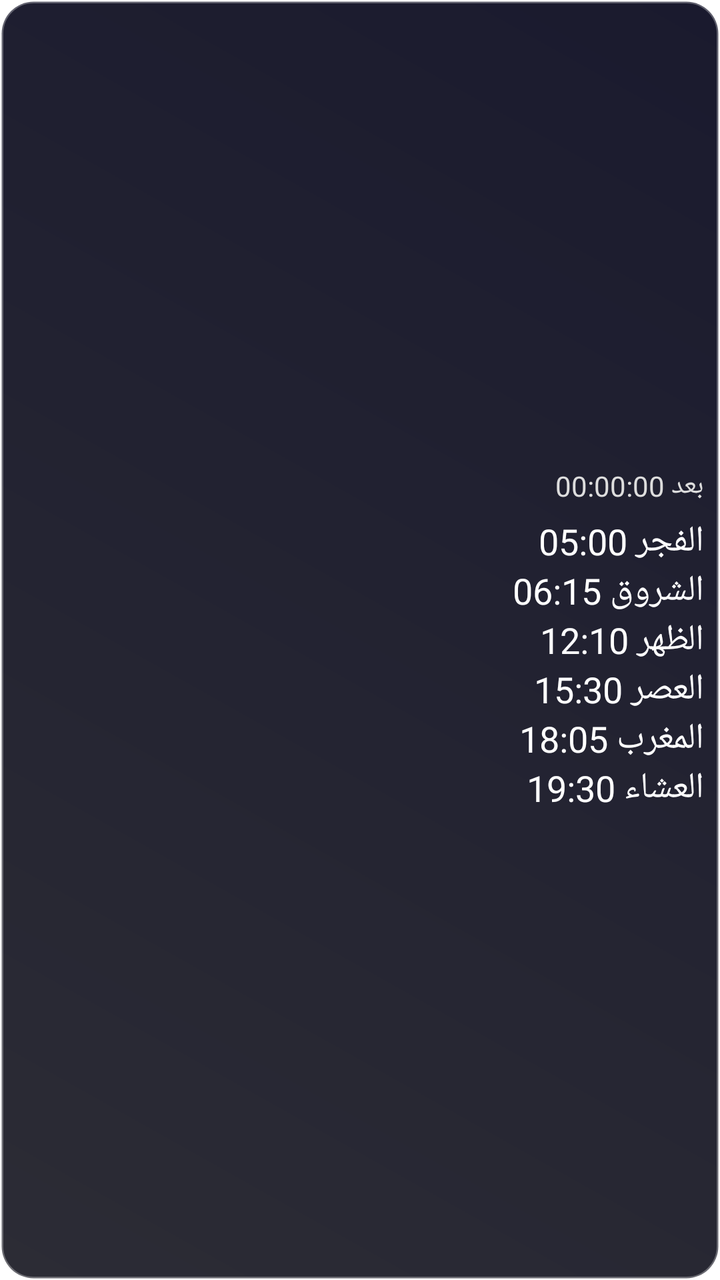
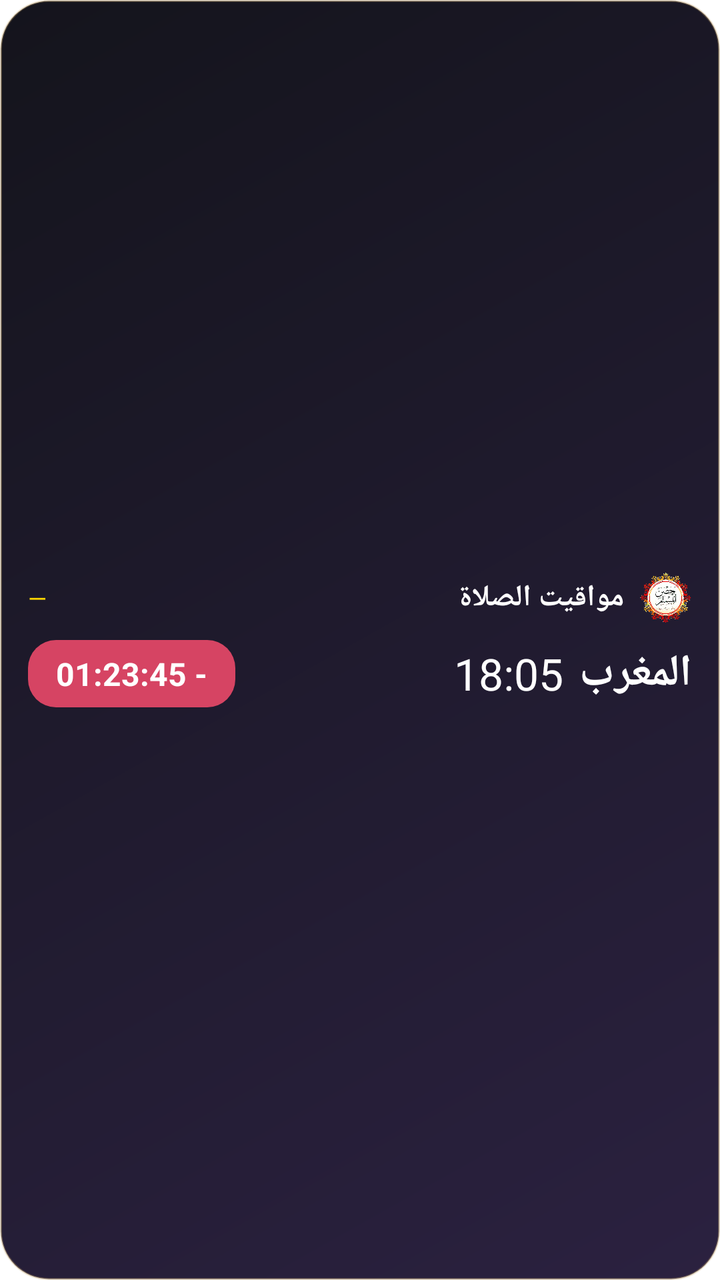

Compare the two renders of this Android layout. The source of the first and the diff that turns it into the second are given below.
<!-- AndroidManifest.xml: fallback theme Theme.MaterialComponents.DayNight.NoActionBar -->
<!-- res/layout/prayer_widget.xml -->
<?xml version="1.0" encoding="utf-8"?>
<RelativeLayout xmlns:android="http://schemas.android.com/apk/res/android"
    android:layout_width="match_parent"
    android:layout_height="match_parent"
    android:padding="8dp"
    android:background="@drawable/widget_background">

    <LinearLayout
        android:layout_width="match_parent"
        android:layout_height="match_parent"
        android:orientation="vertical"
        android:gravity="center_vertical"
        android:layoutDirection="rtl">

        <TextView
            android:id="@+id/next_prayer_countdown"
            android:layout_width="wrap_content"
            android:layout_height="wrap_content"
            android:text="بعد 00:00:00"
            android:textSize="14sp"
            android:textColor="#DDDDDD"
            android:layout_marginBottom="6dp" />

        <LinearLayout
            android:layout_width="match_parent"
            android:layout_height="wrap_content"
            android:orientation="vertical">

            <TextView
                android:id="@+id/fajr_time"
                android:layout_width="wrap_content"
                android:layout_height="wrap_content"
                android:text="الفجر 05:00"
                android:textSize="18sp"
                android:textColor="#FFFFFF" />

            <TextView
                android:id="@+id/sunrise_time"
                android:layout_width="wrap_content"
                android:layout_height="wrap_content"
                android:text="الشروق 06:15"
                android:textSize="18sp"
                android:textColor="#FFFFFF" />

            <TextView
                android:id="@+id/dhuhr_time"
                android:layout_width="wrap_content"
                android:layout_height="wrap_content"
                android:text="الظهر 12:10"
                android:textSize="18sp"
                android:textColor="#FFFFFF" />

            <TextView
                android:id="@+id/asr_time"
                android:layout_width="wrap_content"
                android:layout_height="wrap_content"
                android:text="العصر 15:30"
                android:textSize="18sp"
                android:textColor="#FFFFFF" />

            <TextView
                android:id="@+id/maghrib_time"
                android:layout_width="wrap_content"
                android:layout_height="wrap_content"
                android:text="المغرب 18:05"
                android:textSize="18sp"
                android:textColor="#FFFFFF" />

            <TextView
                android:id="@+id/isha_time"
                android:layout_width="wrap_content"
                android:layout_height="wrap_content"
                android:text="العشاء 19:30"
                android:textSize="18sp"
                android:textColor="#FFFFFF" />
        </LinearLayout>
    </LinearLayout>
</RelativeLayout>
<!-- resources referenced by this layout -->
<resources>
  <!-- drawable widget_background (drawable) -->
  <?xml version="1.0" encoding="utf-8"?>
  <shape xmlns:android="http://schemas.android.com/apk/res/android">
      <gradient
          android:startColor="#2C2C35"
          android:endColor="#1A1A2E"
          android:angle="45" />
      <corners android:radius="16dp" />
      <stroke android:width="1.5dp" android:color="#4DFFFFFF" />
  </shape>
</resources>

<!-- the commit's change to res/layout/prayer_widget.xml (unified diff, before → after) -->
@@ -1,78 +1,96 @@
 <?xml version="1.0" encoding="utf-8"?>
-<RelativeLayout xmlns:android="http://schemas.android.com/apk/res/android"
+<LinearLayout xmlns:android="http://schemas.android.com/apk/res/android"
+    android:id="@+id/widget_small_root"
     android:layout_width="match_parent"
     android:layout_height="match_parent"
-    android:padding="8dp"
+    android:orientation="vertical"
+    android:gravity="center_vertical"
+    android:layoutDirection="rtl"
+    android:padding="14dp"
     android:background="@drawable/widget_background">
 
     <LinearLayout
         android:layout_width="match_parent"
-        android:layout_height="match_parent"
-        android:orientation="vertical"
-        android:gravity="center_vertical"
-        android:layoutDirection="rtl">
+        android:layout_height="wrap_content"
+        android:orientation="horizontal"
+        android:gravity="center_vertical">
+
+        <ImageView
+            android:layout_width="26dp"
+            android:layout_height="26dp"
+            android:src="@mipmap/ic_launcher"
+            android:contentDescription="@string/widget_small_desc" />
 
         <TextView
-            android:id="@+id/next_prayer_countdown"
+            android:id="@+id/widget_small_title"
             android:layout_width="wrap_content"
             android:layout_height="wrap_content"
-            android:text="بعد 00:00:00"
-            android:textSize="14sp"
-            android:textColor="#DDDDDD"
-            android:layout_marginBottom="6dp" />
+            android:layout_marginStart="8dp"
+            android:text="مواقيت الصلاة"
+            android:textSize="15sp"
+            android:textStyle="bold"
+            android:textColor="#FFFFFF" />
 
+        
         <LinearLayout
-            android:layout_width="match_parent"
+            android:layout_width="0dp"
+            android:layout_height="match_parent"
+            android:layout_weight="1"
+            android:orientation="horizontal" />
+
+        <TextView
+            android:id="@+id/widget_small_hijri"
+            android:layout_width="wrap_content"
             android:layout_height="wrap_content"
-            android:orientation="vertical">
+            android:text="—"
+            android:textSize="12sp"
+            android:textColor="#FFD700" />
+    </LinearLayout>
 
-            <TextView
-                android:id="@+id/fajr_time"
-                android:layout_width="wrap_content"
-                android:layout_height="wrap_content"
-                android:text="الفجر 05:00"
-                android:textSize="18sp"
-                android:textColor="#FFFFFF" />
+    <LinearLayout
+        android:layout_width="match_parent"
+        android:layout_height="wrap_content"
+        android:layout_marginTop="8dp"
+        android:orientation="horizontal"
+        android:gravity="center_vertical">
 
-            <TextView
-                android:id="@+id/sunrise_time"
-                android:layout_width="wrap_content"
-                android:layout_height="wrap_content"
-                android:text="الشروق 06:15"
-                android:textSize="18sp"
-                android:textColor="#FFFFFF" />
+        <TextView
+            android:id="@+id/widget_small_next_name"
+            android:layout_width="wrap_content"
+            android:layout_height="wrap_content"
+            android:text="المغرب"
+            android:textSize="22sp"
+            android:textStyle="bold"
+            android:textColor="#FFFFFF" />
 
-            <TextView
-                android:id="@+id/dhuhr_time"
-                android:layout_width="wrap_content"
-                android:layout_height="wrap_content"
-                android:text="الظهر 12:10"
-                android:textSize="18sp"
-                android:textColor="#FFFFFF" />
+        <TextView
+            android:id="@+id/widget_small_next_time"
+            android:layout_width="wrap_content"
+            android:layout_height="wrap_content"
+            android:layout_marginStart="8dp"
+            android:text="18:05"
+            android:textSize="22sp"
+            android:textColor="#FFFFFF" />
 
-            <TextView
-                android:id="@+id/asr_time"
-                android:layout_width="wrap_content"
-                android:layout_height="wrap_content"
-                android:text="العصر 15:30"
-                android:textSize="18sp"
-                android:textColor="#FFFFFF" />
+        
+        <LinearLayout
+            android:layout_width="0dp"
+            android:layout_height="match_parent"
+            android:layout_weight="1"
+            android:orientation="horizontal" />
 
-            <TextView
-                android:id="@+id/maghrib_time"
-                android:layout_width="wrap_content"
-                android:layout_height="wrap_content"
-                android:text="المغرب 18:05"
-                android:textSize="18sp"
-                android:textColor="#FFFFFF" />
-
-            <TextView
-                android:id="@+id/isha_time"
-                android:layout_width="wrap_content"
-                android:layout_height="wrap_content"
-                android:text="العشاء 19:30"
-                android:textSize="18sp"
-                android:textColor="#FFFFFF" />
-        </LinearLayout>
+        <TextView
+            android:id="@+id/widget_small_countdown"
+            android:layout_width="wrap_content"
+            android:layout_height="wrap_content"
+            android:background="@drawable/widget_pill"
+            android:paddingStart="14dp"
+            android:paddingEnd="14dp"
+            android:paddingTop="6dp"
+            android:paddingBottom="6dp"
+            android:text="- 01:23:45"
+            android:textSize="16sp"
+            android:textStyle="bold"
+            android:textColor="#FFFFFF" />
     </LinearLayout>
-</RelativeLayout>
+</LinearLayout>
<!-- resource entries referenced after the edit -->
@@ -4,11 +4,19 @@
   <?xml version="1.0" encoding="utf-8"?>
   <shape xmlns:android="http://schemas.android.com/apk/res/android">
       <gradient
-          android:startColor="#2C2C35"
-          android:endColor="#1A1A2E"
-          android:angle="45" />
-      <corners android:radius="16dp" />
-      <stroke android:width="1.5dp" android:color="#4DFFFFFF" />
+          android:startColor="#2B2140"
+          android:endColor="#14141C"
+          android:angle="135" />
+      <corners android:radius="24dp" />
+      <stroke android:width="1dp" android:color="#59C2A36B" />
   </shape>
+  <!-- drawable widget_pill (drawable) -->
+  <?xml version="1.0" encoding="utf-8"?>
+  <shape xmlns:android="http://schemas.android.com/apk/res/android">
+      <solid android:color="#D64463" />
+      <corners android:radius="14dp" />
+  </shape>
+  <!-- mipmap ic_launcher: png bitmap (mipmap-hdpi, 205398 bytes) -->
+  <string name="widget_small_desc">مواقيت الصلاة — الصلاة القادمة والعد التنازلي</string>
 </resources>
 
